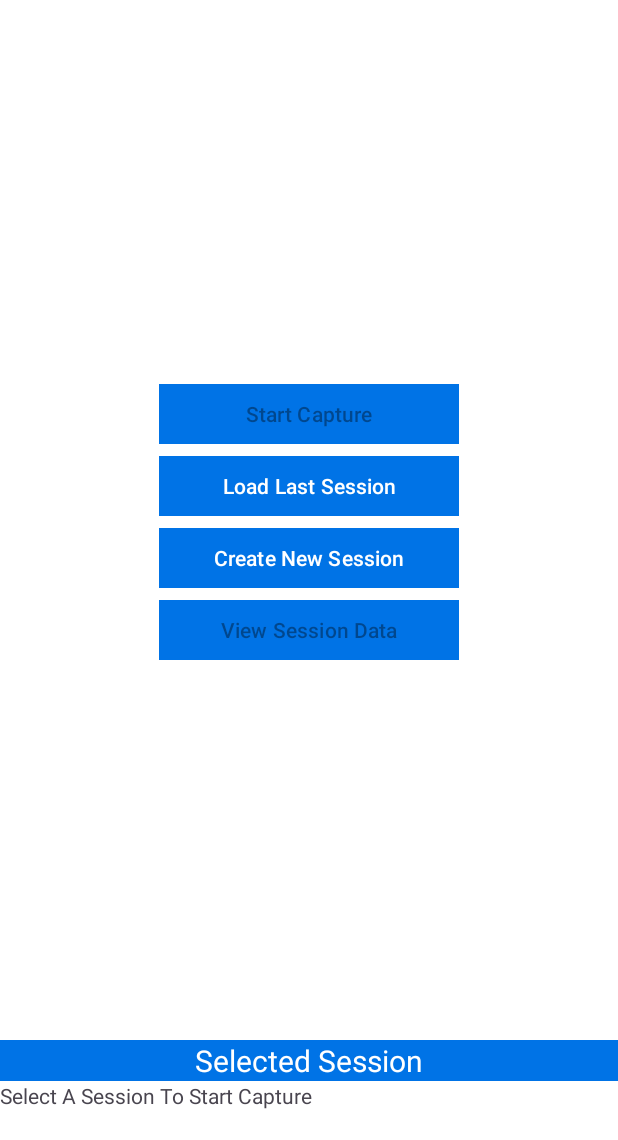
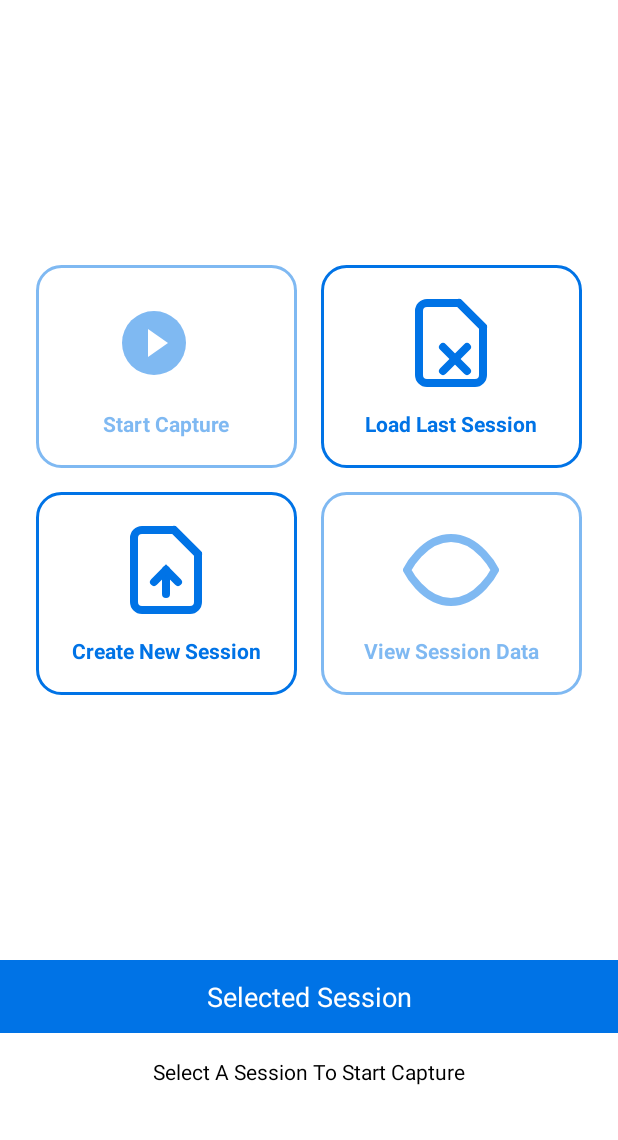
Before and after one commit to ltrudu/AI_MultiBarcodes_Capture, an Android app: the EntryChoiceActivity screen opened directly, with no data from a screen before it, on a phone screen of 412 x 824 dp, the part 96-1236 px from its top. Run offline under Robolectric (Android 15) with nearby library versions, the phone set to English and light mode, and no system bars; 3 statements that could not run were skipped.

Commit message:
1. Created Custom Vector Icons: Four custom vector drawable icons representing each button function:     - ic_start_capture.xml - Play button icon for starting capture     - ic_load_session.xml - Document with arrow icon for loading sessions     - ic_create_new_session.xml - Document with upload arrow for creating new sessions     - ic_view_session_data.xml - Eye icon for viewing session data   2. Modern Card Design:     - Created modern_card_background.xml with white background, Zebra-colored border, and rounded corners     - Added modern_card_selector.xml with ripple effect for tap feedback   3. Updated Layout:     - Replaced old button layout with modern 2x2 grid of icon cards     - Each card contains a 64dp icon and descriptive text below     - Cards are responsive and properly sized for different screen layouts     - Maintained consistent Zebra color scheme throughout   4. Enhanced Java Code:     - Updated all button references to use new card layouts     - Added setCardEnabled() helper method for visual enable/disable states     - Cards show 50% opacity when disabled, full opacity when enabled     - All click functionality preserved with modern card interactions
  The new design features:
  - Modern Material Design aesthetic with cards and proper spacing
  - Visual feedback with ripple effects and alpha changes for disabled states
  - Scalable icons that work across different screen sizes
  - Consistent branding using the Zebra color palette
  - Responsive layout that adapts to screen dimensions
  - Touch-friendly large tap targets for better UX

```diff
--- a/AI_MutliBarcodes_Capture/src/main/java/com/zebra/ai_multibarcodes_capture/EntryChoiceActivity.java
+++ b/AI_MutliBarcodes_Capture/src/main/java/com/zebra/ai_multibarcodes_capture/EntryChoiceActivity.java
@@ -163,18 +163,18 @@ public class EntryChoiceActivity extends AppCompatActivity {
                 result -> {
                     File sessionFileCaptured = new File(sessionFilePathString);
                     if(sessionFileCaptured.exists())
-                        binding.btViewSessionData.setEnabled(sessionFileCaptured.length() > 0);
+                        setCardEnabled(binding.cardViewSessionData, sessionFileCaptured.length() > 0);
                 });
 
-        binding.btStartCapture.setEnabled(false);
-        binding.btStartCapture.setOnClickListener(v -> {
+        setCardEnabled(binding.cardStartCapture, false);
+        binding.cardStartCapture.setOnClickListener(v -> {
             Intent mainIntent = new Intent(this, CameraXLivePreviewActivity.class);
             mainIntent.putExtra(Constants.CAPTURE_FILE_PATH, sessionFilePathString);
             resultCapture.launch(mainIntent);
         });
 
-        binding.btViewSessionData.setEnabled(false);
-        binding.btViewSessionData.setOnClickListener(v ->{
+        setCardEnabled(binding.cardViewSessionData, false);
+        binding.cardViewSessionData.setOnClickListener(v ->{
             File sessionFile = new File(sessionFilePathString);
             if(sessionFile.exists() == false)
             {
@@ -191,17 +191,17 @@ public class EntryChoiceActivity extends AppCompatActivity {
             startActivity(mainIntent);
         });
 
-        binding.btLoadLastSession.setOnClickListener(v -> {
+        binding.cardLoadLastSession.setOnClickListener(v -> {
             sessionFilePathString = PreferencesHelper.getLastSelectedSession(this);
             if(sessionFilePathString != null) {
                 File sessionFile = new File(sessionFilePathString);
                 if(sessionFile.exists()) {
                     binding.txtSession.setText(sessionFilePathString);
-                    binding.btStartCapture.setEnabled(true);
+                    setCardEnabled(binding.cardStartCapture, true);
                     if(sessionFile.exists())
-                        binding.btViewSessionData.setEnabled(sessionFile.length() > 0);
+                        setCardEnabled(binding.cardViewSessionData, sessionFile.length() > 0);
                     else
-                        binding.btViewSessionData.setEnabled(false);
+                        setCardEnabled(binding.cardViewSessionData, false);
                     String fileExtension = FileUtil.getFileExtension(sessionFile);
                     eExportMode = EExportMode.fromExtension(fileExtension);
                     PreferencesHelper.saveCurrentExtension(this, fileExtension);
@@ -209,19 +209,19 @@ public class EntryChoiceActivity extends AppCompatActivity {
                 else {
                     Toast.makeText(this, getString(R.string.last_session_file_not_found), Toast.LENGTH_LONG).show();
                     binding.txtSession.setText(R.string.select_session_file);
-                    binding.btStartCapture.setEnabled(false);
-                    binding.btViewSessionData.setEnabled(false);
+                    setCardEnabled(binding.cardStartCapture, false);
+                    setCardEnabled(binding.cardViewSessionData, false);
                 }
             }
             else
             {
                 Toast.makeText(this, getString(R.string.no_session_file_saved), Toast.LENGTH_LONG).show();
-                binding.btStartCapture.setEnabled(false);
-                binding.btViewSessionData.setEnabled(false);
+                setCardEnabled(binding.cardStartCapture, false);
+                setCardEnabled(binding.cardViewSessionData, false);
             }
         });
 
-        binding.bCreateNewSession.setOnClickListener(new View.OnClickListener() {
+        binding.cardCreateNewSession.setOnClickListener(new View.OnClickListener() {
             @Override
             public void onClick(View view) {
                 File todayFolder = FileUtil.getTodayFolder(true);
@@ -230,16 +230,16 @@ public class EntryChoiceActivity extends AppCompatActivity {
                     if(sessionFilePathString != null)
                     {
                         binding.txtSession.setText(sessionFilePathString);
-                        binding.btStartCapture.setEnabled(true);
-                        binding.btViewSessionData.setEnabled(false);
+                        setCardEnabled(binding.cardStartCapture, true);
+                        setCardEnabled(binding.cardViewSessionData, false);
                         PreferencesHelper.saveLastSessionFile(EntryChoiceActivity.this, sessionFilePathString);
 
                     }
                 } catch (IOException e) {
                     Toast.makeText(EntryChoiceActivity.this, getString(R.string.error_creating_new_session, e.getMessage()), Toast.LENGTH_LONG).show();
                     if(sessionFilePathString == null) {
-                        binding.btStartCapture.setEnabled(false);
-                        binding.btViewSessionData.setEnabled(false);
+                        setCardEnabled(binding.cardStartCapture, false);
+                        setCardEnabled(binding.cardViewSessionData, false);
                         binding.txtSession.setText(R.string.select_session_file);
                     }
                     else
@@ -248,13 +248,13 @@ public class EntryChoiceActivity extends AppCompatActivity {
                         if(sessionFile.exists())
                         {
                             binding.txtSession.setText(sessionFilePathString);
-                            binding.btStartCapture.setEnabled(true);
-                            binding.btViewSessionData.setEnabled(sessionFile.length() > 0);
+                            setCardEnabled(binding.cardStartCapture, true);
+                            setCardEnabled(binding.cardViewSessionData, sessionFile.length() > 0);
                         }
                         else
                         {
-                            binding.btStartCapture.setEnabled(false);
-                            binding.btViewSessionData.setEnabled(false);
+                            setCardEnabled(binding.cardStartCapture, false);
+                            setCardEnabled(binding.cardViewSessionData, false);
                             binding.txtSession.setText(R.string.select_session_file);
                         }
                     }
@@ -270,17 +270,17 @@ public class EntryChoiceActivity extends AppCompatActivity {
                             File sessionFile = new File(sessionFilePathString);
                             if(sessionFile.exists())
                             {
-                                binding.btViewSessionData.setEnabled(sessionFile.length() > 0);
+                                setCardEnabled(binding.cardViewSessionData, sessionFile.length() > 0);
                             }
                             else
                             {
-                                binding.btViewSessionData.setEnabled(false);
+                                setCardEnabled(binding.cardViewSessionData, false);
                             }
                             String sessionExtension = FileUtil.getFileExtension(new File(sessionFilePathString));
                             EExportMode sessionMode = EExportMode.fromExtension(sessionExtension);
                             if (sessionMode.equals(eExportMode) == false) {
-                                binding.btStartCapture.setEnabled(false);
-                                binding.btViewSessionData.setEnabled(false);
+                                setCardEnabled(binding.cardStartCapture, false);
+                                setCardEnabled(binding.cardViewSessionData, false);
                                 binding.txtSession.setText(R.string.select_session_file);
                             }
                         }
@@ -301,17 +301,17 @@ public class EntryChoiceActivity extends AppCompatActivity {
                          if(sessionFilePathString.isEmpty() == false)
                         {
                             binding.txtSession.setText(sessionFilePathString);
-                            binding.btStartCapture.setEnabled(true);
+                            setCardEnabled(binding.cardStartCapture, true);
                             File sessionFile = new File(sessionFilePathString);
                             if(sessionFile.exists())
-                                binding.btViewSessionData.setEnabled(sessionFile.length() > 0);
+                                setCardEnabled(binding.cardViewSessionData, sessionFile.length() > 0);
                             else
-                                binding.btViewSessionData.setEnabled(true);
+                                setCardEnabled(binding.cardViewSessionData, true);
                         }
                         else
                         {
-                            binding.btStartCapture.setEnabled(false);
-                            binding.btViewSessionData.setEnabled(false);
+                            setCardEnabled(binding.cardStartCapture, false);
+                            setCardEnabled(binding.cardViewSessionData, false);
                             binding.txtSession.setText(R.string.select_session_file);
                         }
                         PreferencesHelper.saveLastSessionFile(this, sessionFilePathString);
@@ -440,6 +440,18 @@ public class EntryChoiceActivity extends AppCompatActivity {
         startActivity(intent);
     }
 
+    /**
+     * Helper method to enable/disable card views with visual feedback
+     * @param cardView The card layout to enable/disable
+     * @param enabled Whether the card should be enabled
+     */
+    private void setCardEnabled(View cardView, boolean enabled) {
+        cardView.setEnabled(enabled);
+        cardView.setClickable(enabled);
+        cardView.setFocusable(enabled);
+        cardView.setAlpha(enabled ? 1.0f : 0.5f);
+    }
+
     @Override
     public void onRequestPermissionsResult(int requestCode,
                                            @NonNull String[] permissions,
--- /dev/null
+++ b/AI_MutliBarcodes_Capture/src/main/res/drawable/ic_create_new_session.xml
@@ -0,0 +1,29 @@
+<?xml version="1.0" encoding="utf-8"?>
+<vector xmlns:android="http://schemas.android.com/apk/res/android"
+    android:width="48dp"
+    android:height="48dp"
+    android:viewportWidth="24"
+    android:viewportHeight="24">
+    <path
+        android:strokeColor="@color/zebra"
+        android:strokeWidth="2"
+        android:strokeLineCap="round"
+        android:fillColor="@color/white"
+        android:pathData="M14,2H6a2,2 0,0 0,-2 2v16a2,2 0,0 0,2 2h12a2,2 0,0 0,2 -2V8z"/>
+    <path
+        android:strokeColor="@color/zebra"
+        android:strokeWidth="2"
+        android:strokeLineCap="round"
+        android:fillColor="@color/white"
+        android:pathData="m14,2l6,6"/>
+    <path
+        android:strokeColor="@color/zebra"
+        android:strokeWidth="2"
+        android:strokeLineCap="round"
+        android:pathData="M12,18v-6"/>
+    <path
+        android:strokeColor="@color/zebra"
+        android:strokeWidth="2"
+        android:strokeLineCap="round"
+        android:pathData="m9,15l3,-3 3,3"/>
+</vector>
--- /dev/null
+++ b/AI_MutliBarcodes_Capture/src/main/res/drawable/ic_load_session.xml
@@ -0,0 +1,29 @@
+<?xml version="1.0" encoding="utf-8"?>
+<vector xmlns:android="http://schemas.android.com/apk/res/android"
+    android:width="48dp"
+    android:height="48dp"
+    android:viewportWidth="24"
+    android:viewportHeight="24">
+    <path
+        android:strokeColor="@color/zebra"
+        android:strokeWidth="2"
+        android:strokeLineCap="round"
+        android:fillColor="@color/white"
+        android:pathData="M14,2H6a2,2 0,0 0,-2 2v16a2,2 0,0 0,2 2h12a2,2 0,0 0,2 -2V8z"/>
+    <path
+        android:strokeColor="@color/zebra"
+        android:strokeWidth="2"
+        android:strokeLineCap="round"
+        android:fillColor="@color/white"
+        android:pathData="m14,2l6,6"/>
+    <path
+        android:strokeColor="@color/zebra"
+        android:strokeWidth="2"
+        android:strokeLineCap="round"
+        android:pathData="m16,13l-6,6"/>
+    <path
+        android:strokeColor="@color/zebra"
+        android:strokeWidth="2"
+        android:strokeLineCap="round"
+        android:pathData="m10,13l6,6"/>
+</vector>
--- /dev/null
+++ b/AI_MutliBarcodes_Capture/src/main/res/drawable/ic_start_capture.xml
@@ -0,0 +1,13 @@
+<?xml version="1.0" encoding="utf-8"?>
+<vector xmlns:android="http://schemas.android.com/apk/res/android"
+    android:width="48dp"
+    android:height="48dp"
+    android:viewportWidth="24"
+    android:viewportHeight="24">
+    <path
+        android:fillColor="@color/zebra"
+        android:pathData="M9,12m-8,0a8,8 0,1 1,16 0a8,8 0,1 1,-16 0"/>
+    <path
+        android:fillColor="@color/white"
+        android:pathData="m7.5,8.5l5,3.5l-5,3.5z"/>
+</vector>
--- /dev/null
+++ b/AI_MutliBarcodes_Capture/src/main/res/drawable/ic_view_session_data.xml
@@ -0,0 +1,20 @@
+<?xml version="1.0" encoding="utf-8"?>
+<vector xmlns:android="http://schemas.android.com/apk/res/android"
+    android:width="48dp"
+    android:height="48dp"
+    android:viewportWidth="24"
+    android:viewportHeight="24">
+    <path
+        android:strokeColor="@color/zebra"
+        android:strokeWidth="2"
+        android:strokeLineCap="round"
+        android:fillColor="@color/white"
+        android:pathData="M1,12s4,-8 11,-8 11,8 11,8 -4,8 -11,8 -11,-8 -11,-8z"/>
+    <circle
+        android:strokeColor="@color/zebra"
+        android:strokeWidth="2"
+        android:fillColor="@color/zebra"
+        cx="12"
+        cy="12"
+        r="3"/>
+</vector>
--- /dev/null
+++ b/AI_MutliBarcodes_Capture/src/main/res/drawable/modern_card_background.xml
@@ -0,0 +1,9 @@
+<?xml version="1.0" encoding="utf-8"?>
+<shape xmlns:android="http://schemas.android.com/apk/res/android"
+    android:shape="rectangle">
+    <solid android:color="@color/white"/>
+    <stroke
+        android:width="2dp"
+        android:color="@color/zebra"/>
+    <corners android:radius="16dp"/>
+</shape>
--- /dev/null
+++ b/AI_MutliBarcodes_Capture/src/main/res/drawable/modern_card_selector.xml
@@ -0,0 +1,5 @@
+<?xml version="1.0" encoding="utf-8"?>
+<ripple xmlns:android="http://schemas.android.com/apk/res/android"
+    android:color="@color/zebra">
+    <item android:drawable="@drawable/modern_card_background"/>
+</ripple>
--- a/AI_MutliBarcodes_Capture/src/main/res/layout/activity_entry_choice.xml
+++ b/AI_MutliBarcodes_Capture/src/main/res/layout/activity_entry_choice.xml
@@ -5,8 +5,7 @@
     android:layout_width="match_parent"
     android:layout_height="match_parent"
     tools:context=".EntryChoiceActivity"
-    android:orientation="vertical"
-    android:gravity="center">
+    android:background="@color/white">
 
     <androidx.appcompat.widget.Toolbar
         android:id="@+id/tbEntry"
@@ -23,52 +22,172 @@
         app:titleTextColor="@color/white"
         android:backgroundTint="@color/zebra"/>
 
+    <!-- Modern Grid Layout for Action Cards -->
     <LinearLayout
-        android:layout_width="match_parent"
+        android:id="@+id/gridContainer"
+        android:layout_width="0dp"
         android:layout_height="wrap_content"
-        app:layout_constraintBottom_toBottomOf="parent"
+        android:layout_margin="24dp"
+        android:orientation="vertical"
+        app:layout_constraintTop_toBottomOf="@id/tbEntry"
+        app:layout_constraintStart_toStartOf="parent"
         app:layout_constraintEnd_toEndOf="parent"
-        app:layout_constraintStart_toStartOf="parent"
-        app:layout_constraintTop_toTopOf="parent"
-        android:gravity="center_horizontal"
-        android:orientation="vertical">
-        <Button
-            android:id="@+id/btStartCapture"
-            android:layout_width="200dp"
-            android:layout_height="wrap_content"
-            android:backgroundTint="@color/zebra"
-            android:enabled="false"
-            android:text="@string/start_capture"
-            app:cornerRadius="0dp" />
+        app:layout_constraintBottom_toTopOf="@id/textView3">
 
-        <Button
-            android:id="@+id/btLoadLastSession"
-            android:layout_width="200dp"
-            android:layout_height="wrap_content"
-            android:backgroundTint="@color/zebra"
-            android:enabled="true"
-            android:text="@string/load_last_session"
-            app:cornerRadius="0dp" />
+        <!-- First Row -->
+        <LinearLayout
+            android:layout_width="match_parent"
+            android:layout_height="0dp"
+            android:layout_weight="1"
+            android:orientation="horizontal"
+            android:layout_marginBottom="16dp">
 
-        <Button
-            android:id="@+id/b_create_new_session"
-            android:layout_width="200dp"
-            android:layout_height="wrap_content"
-            android:backgroundTint="@color/zebra"
-            android:text="@string/create_new_session"
-            app:cornerRadius="0dp" />
+            <!-- Start Capture Card -->
+            <LinearLayout
+                android:id="@+id/cardStartCapture"
+                android:layout_width="0dp"
+                android:layout_height="match_parent"
+                android:layout_weight="1"
+                android:layout_marginEnd="8dp"
+                android:orientation="vertical"
+                android:gravity="center"
+                android:padding="20dp"
+                android:background="@drawable/modern_card_selector"
+                android:clickable="true"
+                android:focusable="true"
+                android:enabled="false"
+                android:alpha="0.5">
 
-        <Button
-            android:id="@+id/btViewSessionData"
-            android:layout_width="200dp"
-            android:layout_height="wrap_content"
-            android:backgroundTint="@color/zebra"
-            android:text="@string/view_session_data"
-            app:cornerRadius="0dp" />
+                <ImageView
+                    android:layout_width="64dp"
+                    android:layout_height="64dp"
+                    android:src="@drawable/ic_start_capture"
+                    android:layout_marginBottom="12dp"/>
+
+                <TextView
+                    android:layout_width="wrap_content"
+                    android:layout_height="wrap_content"
+                    android:text="@string/start_capture"
+                    android:textColor="@color/zebra"
+                    android:textStyle="bold"
+                    android:textSize="14sp"
+                    android:textAlignment="center"
+                    android:gravity="center"/>
+
+            </LinearLayout>
+
+            <!-- Load Last Session Card -->
+            <LinearLayout
+                android:id="@+id/cardLoadLastSession"
+                android:layout_width="0dp"
+                android:layout_height="match_parent"
+                android:layout_weight="1"
+                android:layout_marginStart="8dp"
+                android:orientation="vertical"
+                android:gravity="center"
+                android:padding="20dp"
+                android:background="@drawable/modern_card_selector"
+                android:clickable="true"
+                android:focusable="true">
+
+                <ImageView
+                    android:layout_width="64dp"
+                    android:layout_height="64dp"
+                    android:src="@drawable/ic_load_session"
+                    android:layout_marginBottom="12dp"/>
+
+                <TextView
+                    android:layout_width="wrap_content"
+                    android:layout_height="wrap_content"
+                    android:text="@string/load_last_session"
+                    android:textColor="@color/zebra"
+                    android:textStyle="bold"
+                    android:textSize="14sp"
+                    android:textAlignment="center"
+                    android:gravity="center"/>
+
+            </LinearLayout>
+
+        </LinearLayout>
+
+        <!-- Second Row -->
+        <LinearLayout
+            android:layout_width="match_parent"
+            android:layout_height="0dp"
+            android:layout_weight="1"
+            android:orientation="horizontal">
+
+            <!-- Create New Session Card -->
+            <LinearLayout
+                android:id="@+id/cardCreateNewSession"
+                android:layout_width="0dp"
+                android:layout_height="match_parent"
+                android:layout_weight="1"
+                android:layout_marginEnd="8dp"
+                android:orientation="vertical"
+                android:gravity="center"
+                android:padding="20dp"
+                android:background="@drawable/modern_card_selector"
+                android:clickable="true"
+                android:focusable="true">
+
+                <ImageView
+                    android:layout_width="64dp"
+                    android:layout_height="64dp"
+                    android:src="@drawable/ic_create_new_session"
+                    android:layout_marginBottom="12dp"/>
+
+                <TextView
+                    android:layout_width="wrap_content"
+                    android:layout_height="wrap_content"
+                    android:text="@string/create_new_session"
+                    android:textColor="@color/zebra"
+                    android:textStyle="bold"
+                    android:textSize="14sp"
+                    android:textAlignment="center"
+                    android:gravity="center"/>
+
+            </LinearLayout>
+
+            <!-- View Session Data Card -->
+            <LinearLayout
+                android:id="@+id/cardViewSessionData"
+                android:layout_width="0dp"
+                android:layout_height="match_parent"
+                android:layout_weight="1"
+                android:layout_marginStart="8dp"
+                android:orientation="vertical"
+                android:gravity="center"
+                android:padding="20dp"
+                android:background="@drawable/modern_card_selector"
+                android:clickable="true"
+                android:focusable="true"
+                android:enabled="false"
+                android:alpha="0.5">
+
+                <ImageView
+                    android:layout_width="64dp"
+                    android:layout_height="64dp"
+                    android:src="@drawable/ic_view_session_data"
+                    android:layout_marginBottom="12dp"/>
+
+                <TextView
+                    android:layout_width="wrap_content"
+                    android:layout_height="wrap_content"
+                    android:text="@string/view_session_data"
+                    android:textColor="@color/zebra"
+                    android:textStyle="bold"
+                    android:textSize="14sp"
+                    android:textAlignment="center"
+                    android:gravity="center"/>
+
+            </LinearLayout>
+
+        </LinearLayout>
+
     </LinearLayout>
 
-
-
+    <!-- Session Info Section -->
     <TextView
         android:id="@+id/textView3"
         android:layout_width="match_parent"
@@ -78,7 +197,8 @@
         android:backgroundTint="@color/zebra"
         android:background="@color/zebra"
         android:textColor="@color/white"
-        android:textSize="20dp"
+        android:textSize="18sp"
+        android:padding="12dp"
         app:layout_constraintBottom_toTopOf="@id/txtSession"
         app:layout_constraintEnd_toEndOf="parent"
         app:layout_constraintStart_toStartOf="parent" />
@@ -89,7 +209,11 @@
         android:layout_height="wrap_content"
         android:layout_marginBottom="20dp"
         android:text="@string/select_session_to_start"
+        android:textAlignment="center"
+        android:gravity="center"
+        android:padding="16dp"
+        android:textSize="14sp"
+        android:textColor="@color/black"
         app:layout_constraintBottom_toBottomOf="parent" />
 
-
 </androidx.constraintlayout.widget.ConstraintLayout>
```
Also changed, not shown: 1 other file.
